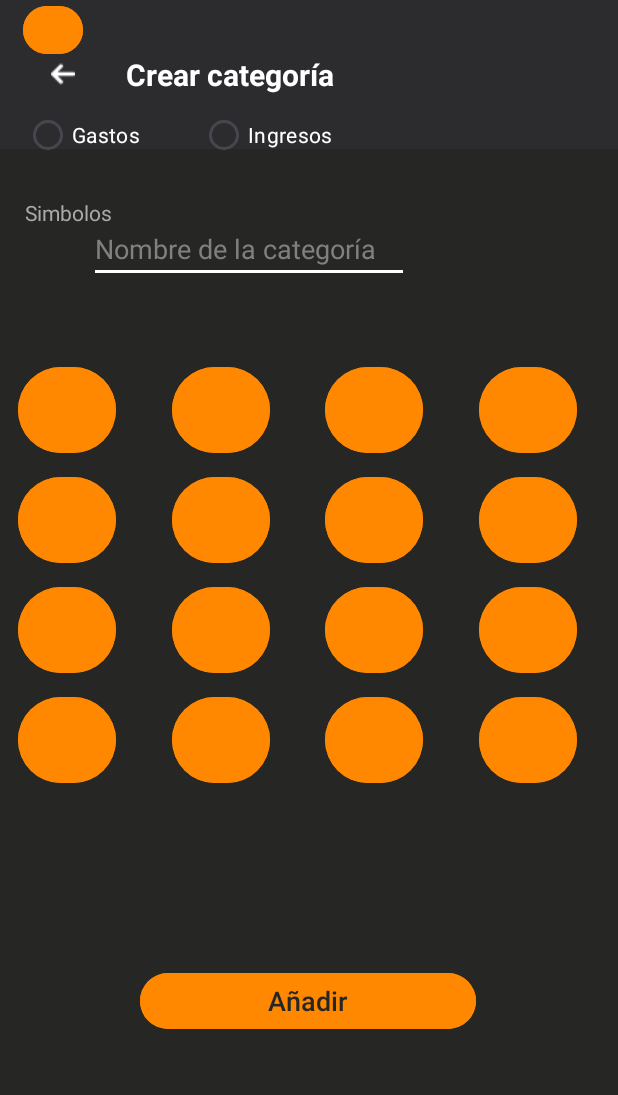
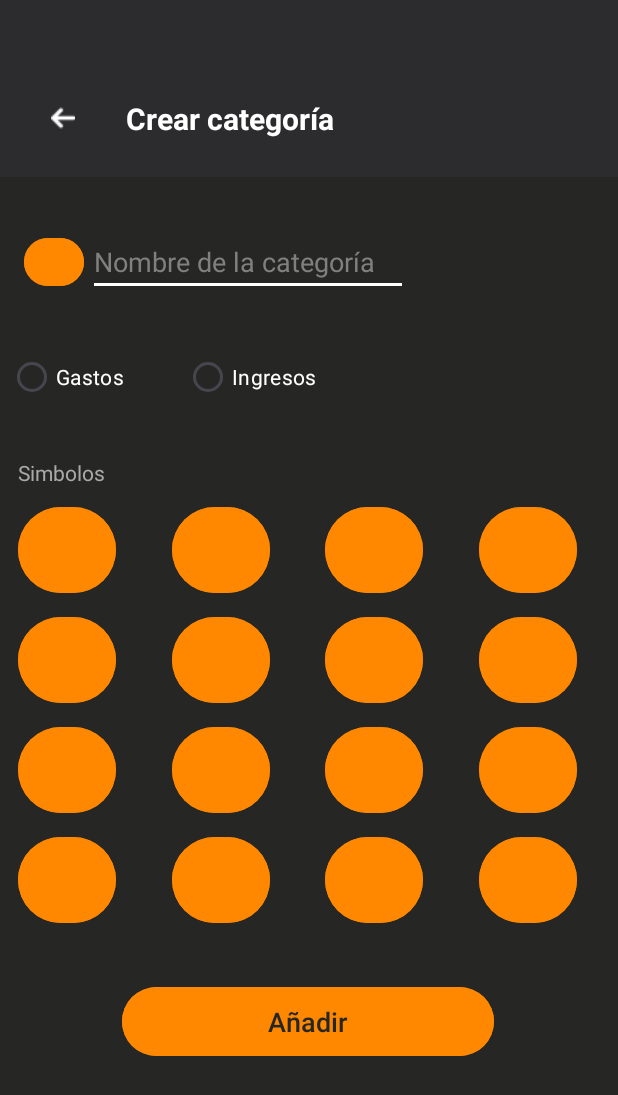
Before and after one commit to Axel202310/EF-MovilesApp-Grupo3, an Android app: the CrearCategoriaActividad screen opened directly, with no data from a screen before it, on a phone screen of 412 x 824 dp. Shown: the top 1095 px of the screen. Run offline under Robolectric (Android 15) with nearby library versions, the phone set to English and light mode, and no system bars.

Commit message:
Cambio Mirella:

```diff
--- a/app/src/main/res/layout/crear_categoria.xml
+++ b/app/src/main/res/layout/crear_categoria.xml
@@ -9,47 +9,45 @@
     tools:context=".MainActivity">
 
 
-    <TextView
-        android:id="@+id/textView6"
-        android:layout_width="wrap_content"
-        android:layout_height="wrap_content"
-        android:layout_marginTop="20dp"
-        android:text="Simbolos"
-        android:textAlignment="center"
-        android:textColor="#A9A9A9"
-        app:layout_constraintEnd_toEndOf="parent"
-        app:layout_constraintHorizontal_bias="0.048"
-        app:layout_constraintStart_toStartOf="parent"
-        app:layout_constraintTop_toBottomOf="@+id/radioGroup" />
-
     <Button
-        android:id="@+id/btnSeleccionar2"
-        android:layout_width="224dp"
-        android:layout_height="45dp"
-        android:layout_marginBottom="62dp"
+        android:id="@+id/btnAñadir2"
+        android:layout_width="248dp"
+        android:layout_height="54dp"
         android:backgroundTint="@android:color/holo_orange_dark"
         android:text="Añadir"
         android:textColor="#262624"
         android:textSize="18sp"
         app:layout_constraintBottom_toBottomOf="parent"
         app:layout_constraintEnd_toEndOf="parent"
-        app:layout_constraintHorizontal_bias="0.497"
+        app:layout_constraintHorizontal_bias="0.496"
         app:layout_constraintStart_toStartOf="parent"
         app:layout_constraintTop_toBottomOf="@+id/gridCategorias"
-        app:layout_constraintVertical_bias="1.0" />
+        app:layout_constraintVertical_bias="0.2" />
+
+    <TextView
+        android:id="@+id/textView6"
+        android:layout_width="wrap_content"
+        android:layout_height="wrap_content"
+        android:layout_marginTop="32dp"
+        android:text="Simbolos"
+        android:textAlignment="center"
+        android:textColor="#A9A9A9"
+        app:layout_constraintEnd_toEndOf="parent"
+        app:layout_constraintHorizontal_bias="0.034"
+        app:layout_constraintStart_toStartOf="parent"
+        app:layout_constraintTop_toBottomOf="@+id/radioGroup" />
 
     <GridLayout
         android:id="@+id/gridCategorias"
         android:layout_width="match_parent"
         android:layout_height="wrap_content"
-        android:layout_marginTop="12dp"
-        android:layout_marginBottom="41dp"
+        android:layout_marginTop="4dp"
         android:alignmentMode="alignMargins"
         android:columnCount="4"
         android:padding="1dp"
         android:useDefaultMargins="true"
-        app:layout_constraintBottom_toTopOf="@+id/btnSeleccionar2"
         app:layout_constraintEnd_toEndOf="parent"
+        app:layout_constraintHorizontal_bias="0.0"
         app:layout_constraintStart_toStartOf="parent"
         app:layout_constraintTop_toBottomOf="@+id/textView6">
 
@@ -63,25 +61,7 @@
             android:orientation="vertical">
 
             <Button
-                android:id="@+id/btnSalud1"
-                android:layout_width="65dp"
-                android:layout_height="65dp"
-                android:backgroundTint="@android:color/holo_orange_dark"
-                android:gravity="center"
-                android:text="" />
-
-        </LinearLayout>
-
-        <LinearLayout
-            android:layout_width="0dp"
-            android:layout_height="wrap_content"
-            android:layout_columnWeight="1"
-            android:layout_marginEnd="15dp"
-            android:gravity="center"
-            android:orientation="vertical">
-
-            <Button
-                android:id="@+id/btnSalud2"
+                android:id="@+id/btnSimbolo1"
                 android:layout_width="65dp"
                 android:layout_height="65dp"
                 android:backgroundTint="@android:color/holo_orange_dark"
@@ -98,7 +78,7 @@
             android:orientation="vertical">
 
             <Button
-                android:id="@+id/btnSalud3"
+                android:id="@+id/btnSimbolo2"
                 android:layout_width="65dp"
                 android:layout_height="65dp"
                 android:backgroundTint="@android:color/holo_orange_dark"
@@ -115,7 +95,7 @@
             android:orientation="vertical">
 
             <Button
-                android:id="@+id/btnSalud4"
+                android:id="@+id/btnSimbolo3"
                 android:layout_width="65dp"
                 android:layout_height="65dp"
                 android:backgroundTint="@android:color/holo_orange_dark"
@@ -132,7 +112,7 @@
             android:orientation="vertical">
 
             <Button
-                android:id="@+id/btnSalud5"
+                android:id="@+id/btnSimbolo4"
                 android:layout_width="65dp"
                 android:layout_height="65dp"
                 android:backgroundTint="@android:color/holo_orange_dark"
@@ -149,7 +129,7 @@
             android:orientation="vertical">
 
             <Button
-                android:id="@+id/btnSalud6"
+                android:id="@+id/btnSimbolo5"
                 android:layout_width="65dp"
                 android:layout_height="65dp"
                 android:backgroundTint="@android:color/holo_orange_dark"
@@ -166,7 +146,7 @@
             android:orientation="vertical">
 
             <Button
-                android:id="@+id/btnSalud7"
+                android:id="@+id/btnSimbolo6"
                 android:layout_width="65dp"
                 android:layout_height="65dp"
                 android:backgroundTint="@android:color/holo_orange_dark"
@@ -183,7 +163,7 @@
             android:orientation="vertical">
 
             <Button
-                android:id="@+id/btnSalud8"
+                android:id="@+id/btnSimbolo7"
                 android:layout_width="65dp"
                 android:layout_height="65dp"
                 android:backgroundTint="@android:color/holo_orange_dark"
@@ -200,7 +180,7 @@
             android:orientation="vertical">
 
             <Button
-                android:id="@+id/btnSalud9"
+                android:id="@+id/btnSimbolo8"
                 android:layout_width="65dp"
                 android:layout_height="65dp"
                 android:backgroundTint="@android:color/holo_orange_dark"
@@ -217,7 +197,7 @@
             android:orientation="vertical">
 
             <Button
-                android:id="@+id/btnSalud10"
+                android:id="@+id/btnSimbolo9"
                 android:layout_width="65dp"
                 android:layout_height="65dp"
                 android:backgroundTint="@android:color/holo_orange_dark"
@@ -234,7 +214,7 @@
             android:orientation="vertical">
 
             <Button
-                android:id="@+id/btnSalud11"
+                android:id="@+id/btnSimbolo10"
                 android:layout_width="65dp"
                 android:layout_height="65dp"
                 android:backgroundTint="@android:color/holo_orange_dark"
@@ -251,7 +231,7 @@
             android:orientation="vertical">
 
             <Button
-                android:id="@+id/btnSalud12"
+                android:id="@+id/btnSimbolo11"
                 android:layout_width="65dp"
                 android:layout_height="65dp"
                 android:backgroundTint="@android:color/holo_orange_dark"
@@ -268,7 +248,7 @@
             android:orientation="vertical">
 
             <Button
-                android:id="@+id/btnSalud13"
+                android:id="@+id/btnSimbolo12"
                 android:layout_width="65dp"
                 android:layout_height="65dp"
                 android:backgroundTint="@android:color/holo_orange_dark"
@@ -285,7 +265,7 @@
             android:orientation="vertical">
 
             <Button
-                android:id="@+id/btnTransporte1"
+                android:id="@+id/btnSimbolo13"
                 android:layout_width="65dp"
                 android:layout_height="65dp"
                 android:backgroundTint="@android:color/holo_orange_dark"
@@ -302,7 +282,24 @@
             android:orientation="vertical">
 
             <Button
-                android:id="@+id/btnTransporte2"
+                android:id="@+id/btnSimbolo14"
+                android:layout_width="65dp"
+                android:layout_height="65dp"
+                android:backgroundTint="@android:color/holo_orange_dark"
+                android:gravity="center"
+                android:text="" />
+        </LinearLayout>
+
+        <LinearLayout
+            android:layout_width="0dp"
+            android:layout_height="wrap_content"
+            android:layout_columnWeight="1"
+            android:layout_marginEnd="15dp"
+            android:gravity="center"
+            android:orientation="vertical">
+
+            <Button
+                android:id="@+id/btnSimbolo15"
                 android:layout_width="65dp"
                 android:layout_height="65dp"
                 android:backgroundTint="@android:color/holo_orange_dark"
@@ -331,20 +328,24 @@
     <LinearLayout
         android:id="@+id/linearLayout"
         android:layout_width="412dp"
-        android:layout_height="99dp"
+        android:layout_height="118dp"
         android:background="#2C2C2E"
         android:gravity="center_vertical"
         android:orientation="horizontal"
         android:paddingStart="30dp"
         android:paddingEnd="30dp"
+        app:layout_constraintBottom_toTopOf="@+id/txtNombreCategoria"
         app:layout_constraintEnd_toEndOf="parent"
+        app:layout_constraintHorizontal_bias="1.0"
         app:layout_constraintStart_toStartOf="parent"
-        app:layout_constraintTop_toTopOf="parent">
+        app:layout_constraintTop_toTopOf="parent"
+        app:layout_constraintVertical_bias="0.0">
 
         <Button
-            android:id="@+id/button"
+            android:id="@+id/btnRetroceder"
             android:layout_width="44dp"
             android:layout_height="38dp"
+            android:layout_marginTop="20dp"
             android:background="@android:color/transparent"
             android:drawableRight="@drawable/atras1"
             android:text="" />
@@ -355,6 +356,7 @@
             android:layout_height="wrap_content"
             android:layout_marginStart="10dp"
             android:text="Crear categoría"
+            android:layout_marginTop="20dp"
             android:textColor="@color/white"
             android:textSize="20sp"
             android:textStyle="bold" />
@@ -364,19 +366,20 @@
         android:id="@+id/radioGroup"
         android:layout_width="296dp"
         android:layout_height="44dp"
-        android:layout_marginTop="28dp"
+        android:layout_marginStart="5dp"
+        android:layout_marginTop="32dp"
         android:orientation="horizontal"
         app:layout_constraintEnd_toEndOf="parent"
-        app:layout_constraintHorizontal_bias="0.139"
+        app:layout_constraintHorizontal_bias="0.0"
         app:layout_constraintStart_toStartOf="parent"
-        app:layout_constraintTop_toBottomOf="@+id/btnSalud">
+        app:layout_constraintTop_toBottomOf="@+id/txtNombreCategoria">
 
         <RadioButton
             android:id="@+id/radioButton"
             android:layout_width="wrap_content"
             android:layout_height="wrap_content"
+            android:layout_marginEnd="40dp"
             android:text="Gastos"
-            android:layout_marginEnd="40dp"
             android:textColor="@android:color/white" />
 
         <RadioButton
@@ -391,8 +394,9 @@
         android:id="@+id/txtNombreCategoria"
         android:layout_width="wrap_content"
         android:layout_height="wrap_content"
-        android:layout_marginTop="44dp"
-        android:layout_marginEnd="136dp"
+        android:layout_marginStart="2dp"
+        android:layout_marginTop="152dp"
+        android:layout_marginEnd="140dp"
         android:backgroundTint="#FFFFFF"
         android:ems="10"
         android:hint="Nombre de la categoría"
@@ -400,20 +404,23 @@
         android:textColorHint="#808080"
         app:layout_constraintEnd_toEndOf="parent"
         app:layout_constraintStart_toEndOf="@+id/btnSalud"
-        app:layout_constraintTop_toBottomOf="@+id/linearLayout" />
+        app:layout_constraintTop_toTopOf="@+id/linearLayout" />
 
     <Button
         android:id="@+id/btnSalud"
         android:layout_width="40dp"
         android:layout_height="40dp"
-        android:layout_marginStart="12dp"
+        android:layout_marginStart="16dp"
+        android:layout_marginTop="38dp"
+        android:layout_marginBottom="36dp"
         android:backgroundTint="@android:color/holo_orange_dark"
         android:gravity="center"
         android:text=""
+        app:layout_constraintBottom_toTopOf="@+id/radioGroup"
         app:layout_constraintEnd_toStartOf="@+id/txtNombreCategoria"
-        app:layout_constraintHorizontal_bias="0.615"
+        app:layout_constraintHorizontal_bias="0.0"
         app:layout_constraintStart_toStartOf="parent"
-        tools:layout_editor_absoluteY="148dp" />
+        app:layout_constraintTop_toBottomOf="@+id/linearLayout" />
 
 
 </androidx.constraintlayout.widget.ConstraintLayout>
```
